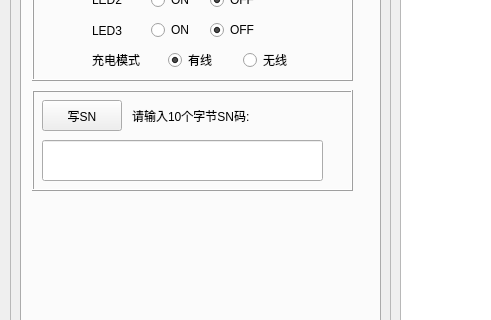
Old version of the form mainwindow.ui in the repository LinZephyr/mew_tw200_test; both pictures show x 0 to 491 and y 146 to 466 of the 1267 by 744 pixel window.
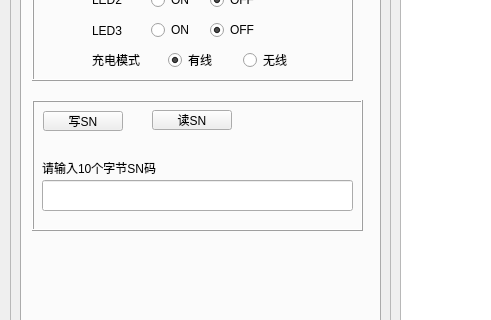
New version of the form. Icons and pictures are not drawn.

```diff
--- a/mainwindow.ui
+++ b/mainwindow.ui
@@ -52,9 +52,9 @@
        <property name="geometry">
         <rect>
          <x>10</x>
-         <y>190</y>
-         <width>321</width>
-         <height>101</height>
+         <y>200</y>
+         <width>331</width>
+         <height>131</height>
         </rect>
        </property>
        <property name="frameShape">
@@ -67,19 +67,19 @@
         <property name="geometry">
          <rect>
           <x>10</x>
-          <y>50</y>
-          <width>281</width>
-          <height>41</height>
+          <y>80</y>
+          <width>311</width>
+          <height>31</height>
          </rect>
         </property>
        </widget>
        <widget class="QLabel" name="label_6">
         <property name="geometry">
          <rect>
-          <x>100</x>
-          <y>10</y>
-          <width>151</width>
-          <height>31</height>
+          <x>10</x>
+          <y>60</y>
+          <width>114</width>
+          <height>16</height>
          </rect>
         </property>
         <property name="frameShape">
@@ -92,16 +92,29 @@
        <widget class="QPushButton" name="chgbox_wSN_btn">
         <property name="geometry">
          <rect>
-          <x>10</x>
-          <y>10</y>
+          <x>11</x>
+          <y>11</y>
           <width>80</width>
-          <height>31</height>
+          <height>20</height>
          </rect>
         </property>
         <property name="text">
          <string>写SN</string>
         </property>
        </widget>
+       <widget class="QPushButton" name="chbox_r_sn_btn">
+        <property name="geometry">
+         <rect>
+          <x>120</x>
+          <y>10</y>
+          <width>80</width>
+          <height>20</height>
+         </rect>
+        </property>
+        <property name="text">
+         <string>读SN</string>
+        </property>
+       </widget>
       </widget>
       <widget class="QFrame" name="frame_7">
        <property name="geometry">
```
